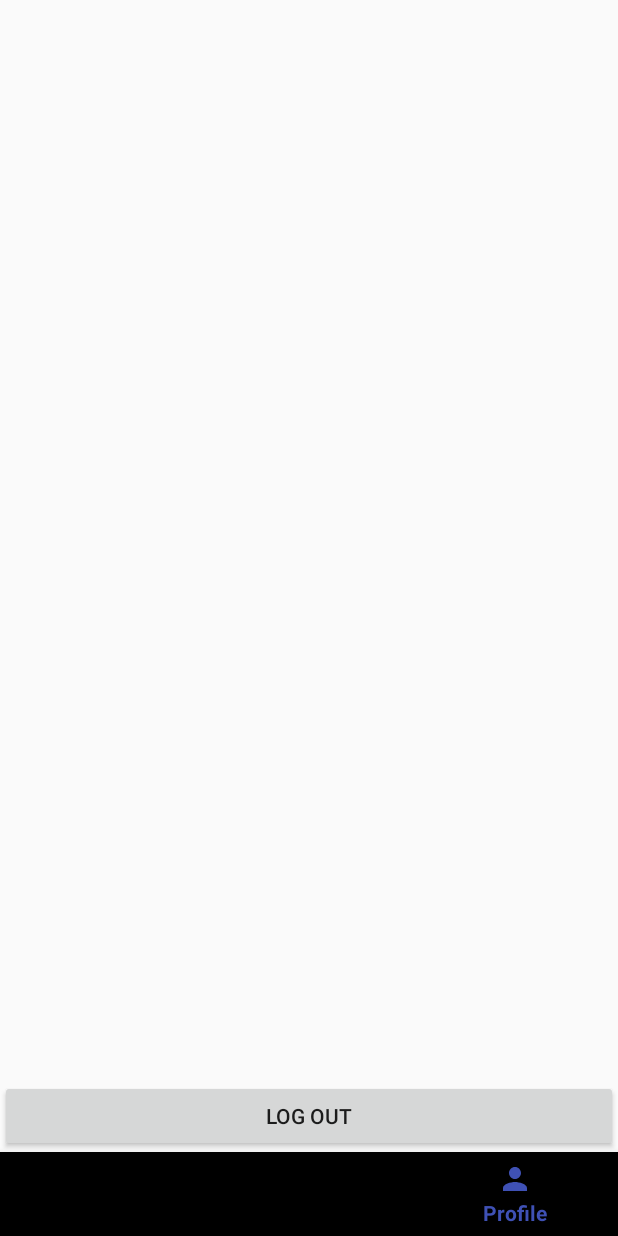
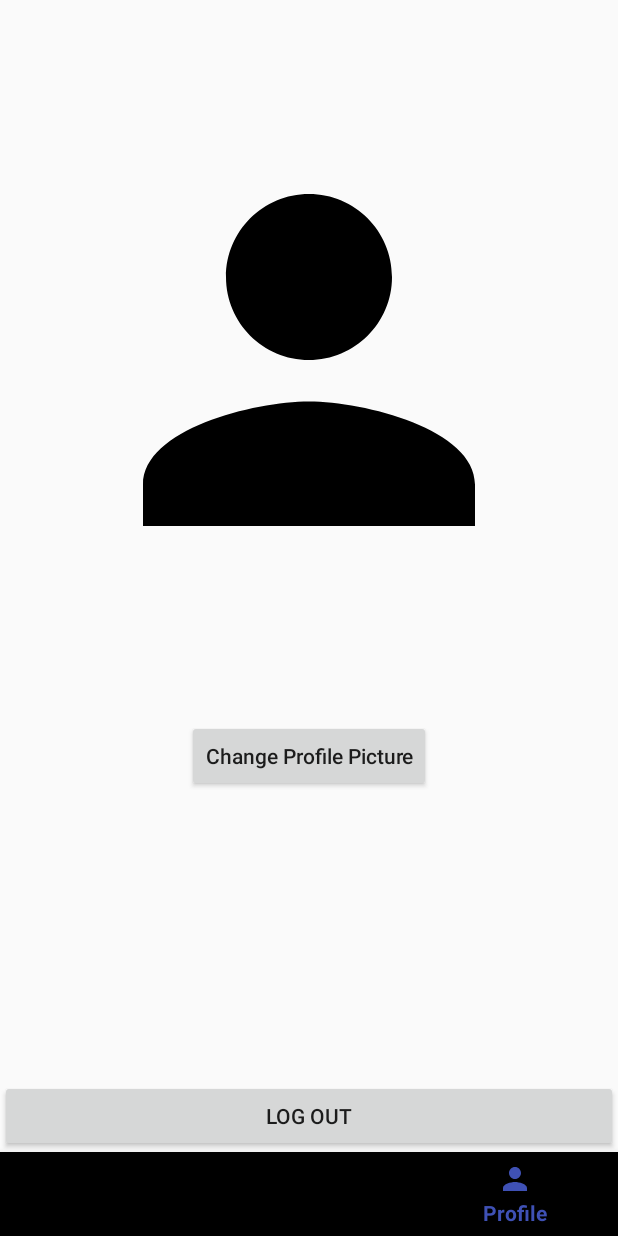
Before and after one commit to Bertogonz3000/Parsetegram, an Android app: the FeedFragment screen opened directly, with no data from a screen before it, item 3 of the bottom bar chosen, on a phone screen of 412 x 824 dp. Run offline under Robolectric (Android 15) with nearby library versions, the phone set to English and light mode, and no system bars; libraries missing offline, so code that uses them is left out: com.parse; pictures from the network do not load; 6 statements that could not run were skipped.

Commit message:
added glide transform to prof pics and allow them to be inserted in the profile page

```diff
--- a/app/build.gradle
+++ b/app/build.gradle
@@ -43,4 +43,8 @@ dependencies {
     implementation "com.android.support:design:27.1.1"
     //rotation
     implementation "com.android.support:exifinterface:25.1.0"
+    //Glide transformations
+    implementation 'jp.wasabeef:glide-transformations:3.3.0'
+    // If you want to use the GPU Filters
+    implementation 'jp.co.cyberagent.android.gpuimage:gpuimage-library:1.4.1'
 }
--- a/app/src/main/java/com/example/bertogonz3000/parstegram/Fragments/ProfileFragment.java
+++ b/app/src/main/java/com/example/bertogonz3000/parstegram/Fragments/ProfileFragment.java
@@ -10,15 +10,24 @@ import android.view.View;
 import android.view.ViewGroup;
 import android.widget.Button;
 import android.widget.ImageView;
+import android.widget.Toast;
 
+import com.bumptech.glide.Glide;
+import com.bumptech.glide.load.resource.bitmap.CircleCrop;
+import com.bumptech.glide.request.RequestOptions;
 import com.example.bertogonz3000.parstegram.LoginActivity;
 import com.example.bertogonz3000.parstegram.R;
+import com.parse.ParseFile;
 import com.parse.ParseUser;
 
 
 public class ProfileFragment extends Fragment {
 
     Button logoutButton;
+    ImageView ivProfile;
+    final ParseUser user = ParseUser.getCurrentUser();
+    final String userName = user.getUsername();
+    final ParseFile profilePic = user.getParseFile("profilePicture");
 
     @Override
     public View onCreateView(LayoutInflater inflater, ViewGroup parent, Bundle savedInstanceState){
@@ -28,7 +37,21 @@ public class ProfileFragment extends Fragment {
     @Override
     public void onViewCreated(View view, Bundle savedInstanceState){
         logoutButton = (Button) view.findViewById(R.id.logoutButton);
+        ivProfile = (ImageView) view.findViewById(R.id.ivProfile);
+
+
+        Toast.makeText(view.getContext(), userName, Toast.LENGTH_SHORT).show();
+
+        if (profilePic != null) {
+            Glide.with(view.getContext())
+                    .load(profilePic.getUrl())
+                    .apply(RequestOptions.bitmapTransform(new CircleCrop()))
+                    .into(ivProfile);
+        }
+
         logoutButton.setOnClickListener(new View.OnClickListener(){
+
+
 
             @Override
             public void onClick(View view) {
--- a/app/src/main/java/com/example/bertogonz3000/parstegram/PostAdapter.java
+++ b/app/src/main/java/com/example/bertogonz3000/parstegram/PostAdapter.java
@@ -11,6 +11,8 @@ import android.widget.ImageView;
 import android.widget.TextView;
 
 import com.bumptech.glide.Glide;
+import com.bumptech.glide.load.resource.bitmap.CircleCrop;
+import com.bumptech.glide.request.RequestOptions;
 import com.example.bertogonz3000.parstegram.Model.Post;
 import com.example.bertogonz3000.parstegram.Model.TimeFormatter;
 import com.parse.ParseException;
@@ -80,6 +82,7 @@ public class PostAdapter extends RecyclerView.Adapter<PostAdapter.ViewHolder>{
             //Set the profileimage from data using Glide
             Glide.with(context)
                     .load(post.getProfilePic().getUrl())
+                    .apply(RequestOptions.bitmapTransform(new CircleCrop()))
                     .into(holder.profileImage);
         }
 
--- a/app/src/main/res/layout/fragment_profile.xml
+++ b/app/src/main/res/layout/fragment_profile.xml
@@ -11,6 +11,23 @@
         android:layout_width="match_parent"
         android:layout_height="match_parent">
 
+        <ImageView
+            android:id="@+id/ivProfile"
+            android:layout_width="match_parent"
+            android:layout_height="400dp"
+            android:src="@drawable/profile_icon"
+            android:layout_alignParentTop="true"
+            android:layout_margin="40dp"/>
+
+        <Button
+            android:id="@+id/changePicButton"
+            android:layout_width="wrap_content"
+            android:layout_height="wrap_content"
+            android:text="Change Profile Picture"
+            android:textAllCaps="false"
+            android:layout_centerInParent="true"
+            android:layout_below="@id/ivProfile" />
+
         <Button
             android:id="@+id/logoutButton"
             android:layout_width="match_parent"
```
